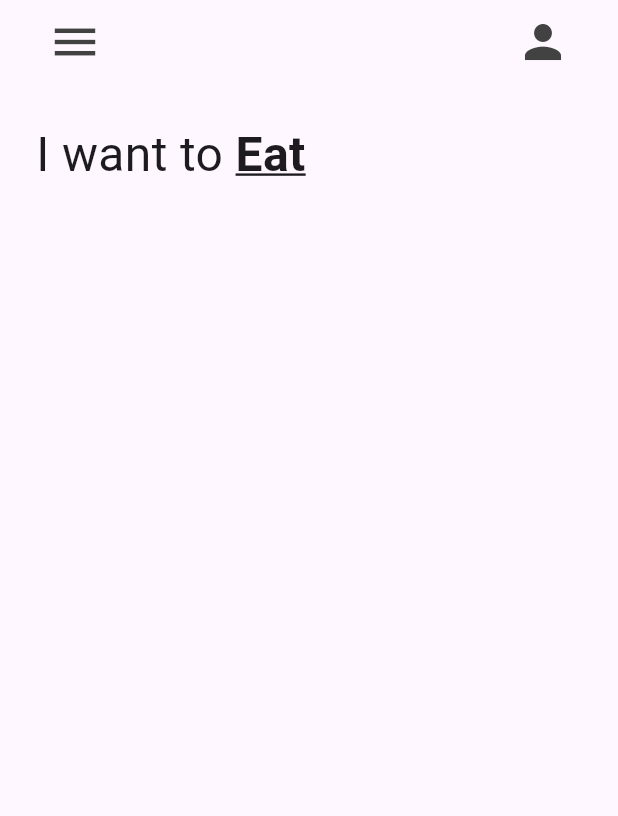
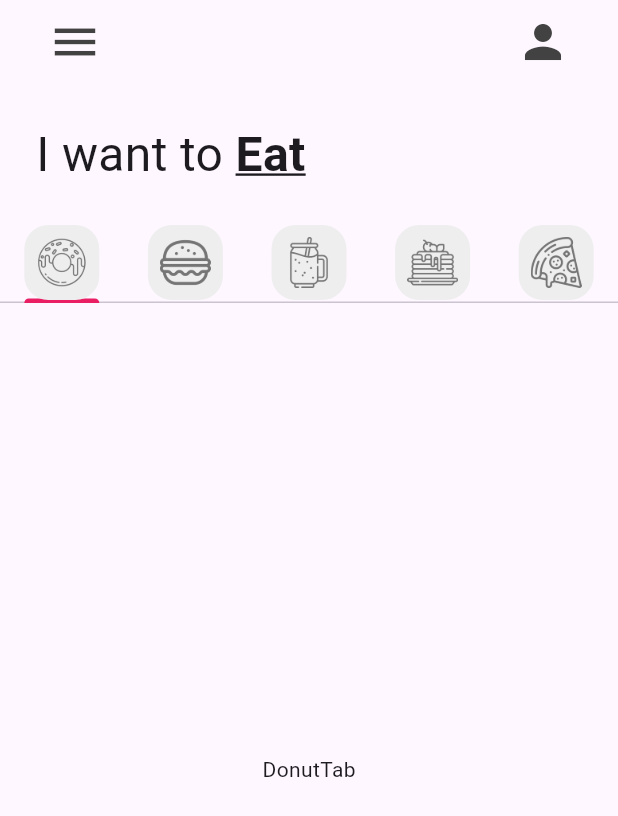
Before and after one commit to zeuss1102/reto1_donut_app_emilio_puigcerver, a Flutter app: the screen it shows after launch, on a phone screen of 412 x 824 dp. Shown: the top 816 px of the screen. Run offline on Flutter 3.47's test engine with Material 3 defaults, Android fonts, the phone set to English and light mode, and no system bars.

Commit message:
Tab bar añadido

```diff
--- a/lib/main.dart
+++ b/lib/main.dart
@@ -10,8 +10,10 @@
 
   @override
   Widget build(BuildContext context) {
-    return const MaterialApp(
-      home: HomePage()
+    return MaterialApp(
+      home: const HomePage(),
+      theme: ThemeData (tabBarTheme: const TabBarTheme(indicatorColor: Colors.pink)
+    ),
     );
   }
 }
--- a/lib/pages/home_page.dart
+++ b/lib/pages/home_page.dart
@@ -1,4 +1,10 @@
 import 'package:flutter/material.dart';
+import '../utils/my_tab.dart';
+import '../tab/burger_tab.dart';
+import '../tab/donut_tab.dart';
+import '../tab/pancake_tab.dart';
+import '../tab/pizza_tab.dart';
+import '../tab/smoothie_tab.dart';
 
 class HomePage extends StatefulWidget {
   const HomePage({super.key});
@@ -8,9 +14,25 @@
 }
 
 class _HomePageState extends State<HomePage> {
+
+  List<Widget> myTabs = [
+    //donut tab
+    const MyTab(iconPath: 'lib/icons/donut.png'),
+    //burger tab
+    const MyTab(iconPath: 'lib/icons/burger.png'),
+    //smoothie tab
+    const MyTab(iconPath: 'lib/icons/smoothie.png'),
+    //pancake tab
+    const MyTab(iconPath: 'lib/icons/pancakes.png'),
+    //pizza tab
+    const MyTab(iconPath: 'lib/icons/pizza.png')
+
+  ];
   @override
   Widget build(BuildContext context) {
-    return  Scaffold(
+    return  DefaultTabController(
+      length: myTabs.length,
+      child: Scaffold(
         appBar: AppBar(
           backgroundColor: Colors.transparent,
           leading: Padding(
@@ -26,9 +48,9 @@
              ),
           )],
         ),
-      body:const Column(children: [
+        body: Column(children: [
           //texto "i want to Eat"
-        Padding(
+          const Padding(
             padding:  EdgeInsets.all(24.0),
             child: Row(
               children: [
@@ -36,11 +58,32 @@
                 Text('Eat', style: TextStyle(fontSize: 32, fontWeight: FontWeight.bold, decoration: TextDecoration.underline),),
               ],
             ),
-        )
+          ),
           //tab bar
+      TabBar(tabs: myTabs),
+          //tab bar view
+          Expanded(child: TabBarView(children: [
 
-        //tab bar view
+            //donut tab
+            DonutTab(),
+
+            //burguer tab
+            BurgerTab(),
+
+            //smoothie tab
+            SmoothieTab(),
+
+            //pancake tab
+            PancakeTab(),
+
+            //pizza tab
+            PizzaTab(),
+
+          ],))
+
+          //carrito
         ],),
+      ),
     );
   }
 }
--- /dev/null
+++ b/lib/tab/donut_tab.dart
@@ -0,0 +1,14 @@
+import 'package:flutter/material.dart';
+
+class DonutTab extends StatelessWidget {
+  const DonutTab({super.key});
+
+  @override
+  Widget build(BuildContext context) {
+    return Container(
+      child: const Center (
+        child: Text('DonutTab'),
+        ),
+    );
+  }
+}
--- /dev/null
+++ b/lib/utils/my_tab.dart
@@ -0,0 +1,22 @@
+import 'package:flutter/material.dart';
+
+class MyTab extends StatelessWidget {
+
+  final String iconPath;
+  const MyTab({super.key, required this.iconPath});
+
+  @override
+  Widget build(BuildContext context) {
+
+    return Tab(
+      height: 50,
+      child: Container(
+        decoration: BoxDecoration(color: Colors.grey[200], borderRadius: BorderRadius.circular(16),),
+        padding: const EdgeInsets.all(8),
+        child: Image.asset(iconPath,
+        color: Colors.grey[600],
+        ),
+      ),
+    );
+  }
+}
```
Also changed, not shown: lib/tab/burger_tab.dart (added, +14 -0 lines), lib/tab/pancake_tab.dart (added, +14 -0 lines), lib/tab/pizza_tab.dart (added, +14 -0 lines), lib/tab/smoothie_tab.dart (added, +14 -0 lines). Lines whose indentation alone changed are shown as unchanged.
